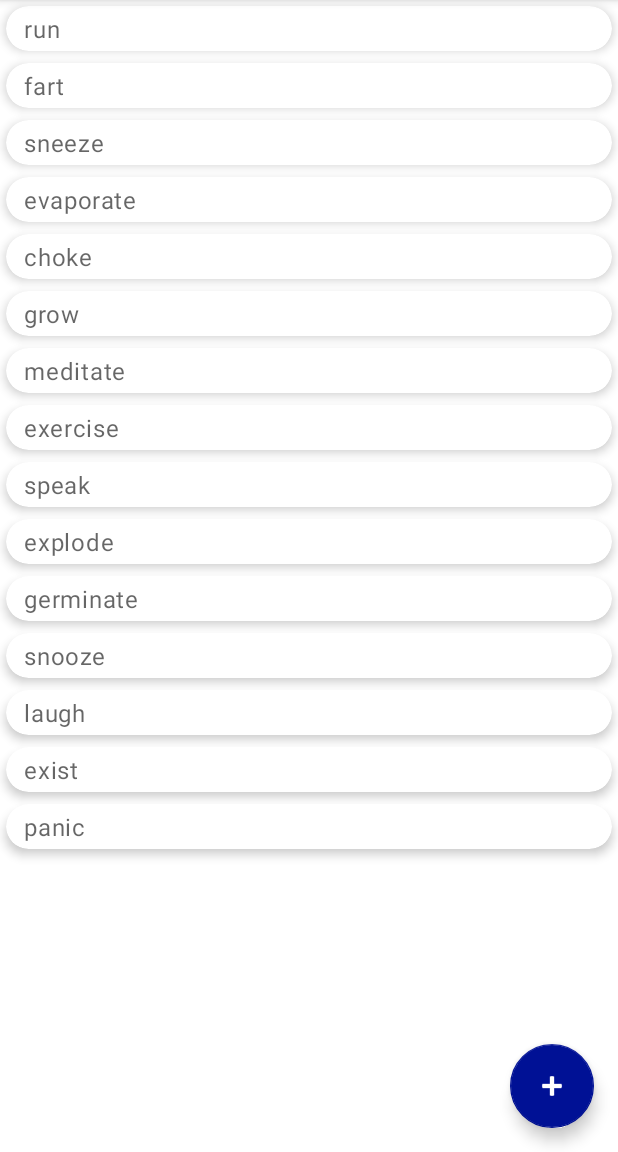
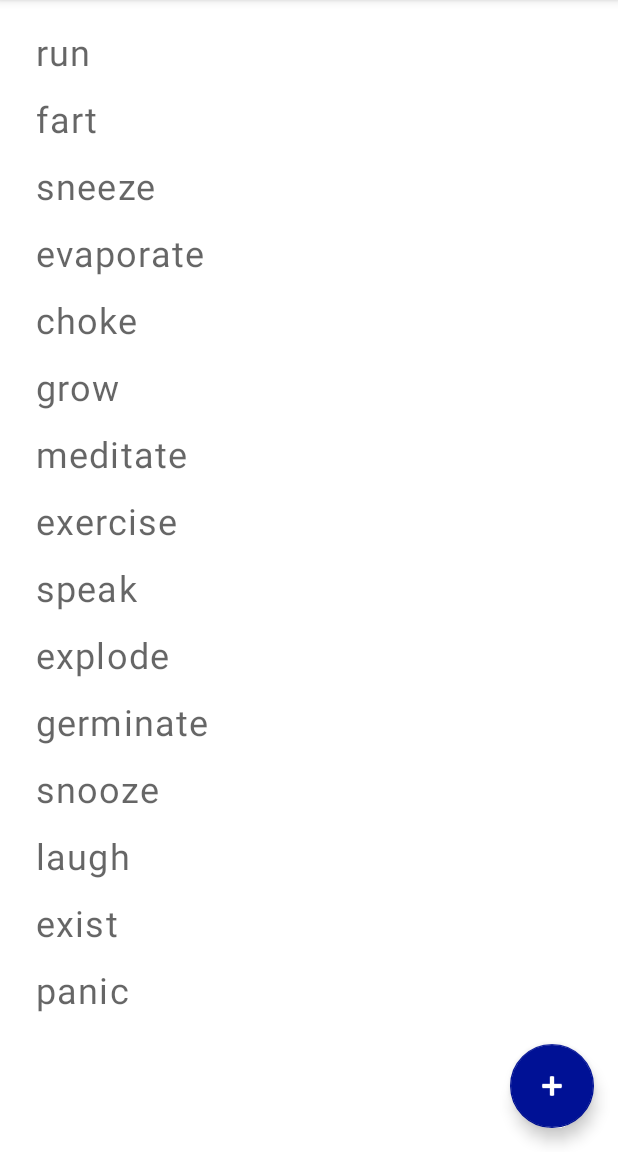
Before and after one commit to BrendanJMitch/dad_libs, an Android app: the fragment WordsFragment shown on its own in the app's theme, on a phone screen of 412 x 824 dp, the part 84-1236 px from its top. Run offline under Robolectric (Android 15) with nearby library versions, the phone set to English and light mode, and no system bars; our stand-ins replace Room's generated code.

Commit message:
Minor layout improvements

```diff
--- a/app/src/main/res/layout/fragment_reader.xml
+++ b/app/src/main/res/layout/fragment_reader.xml
@@ -23,8 +23,8 @@
             android:layout_width="wrap_content"
             android:layout_height="wrap_content"
             android:layout_marginBottom="2dp"
-            android:textSize="18sp"
-            android:lineSpacingMultiplier="1.3"
+            android:textSize="20sp"
+            android:lineSpacingMultiplier="1.5"
             android:textAppearance="?attr/textAppearanceBody1"
             android:textColor="?android:textColorSecondary"/>
 
--- a/app/src/main/res/layout/fragment_words.xml
+++ b/app/src/main/res/layout/fragment_words.xml
@@ -10,6 +10,7 @@
         android:id="@+id/word_recycler"
         android:layout_width="match_parent"
         android:layout_height="match_parent"
+        android:paddingTop="12dp"
         android:clipToPadding="false"
         android:paddingBottom="130dp" />
 
--- a/app/src/main/res/layout/word_card.xml
+++ b/app/src/main/res/layout/word_card.xml
@@ -1,20 +1,12 @@
-<com.google.android.material.card.MaterialCardView xmlns:android="http://schemas.android.com/apk/res/android"
-    xmlns:app="http://schemas.android.com/apk/res-auto"
-    android:layout_width="match_parent"
-    android:layout_height="wrap_content"
-    android:layout_margin="4dp"
-    app:cardCornerRadius="24dp"
-    app:cardElevation="4dp"
-    android:foreground="?attr/selectableItemBackground">
-
 <com.google.android.material.textview.MaterialTextView
+    xmlns:android="http://schemas.android.com/apk/res/android"
     android:id="@+id/word_text"
     android:layout_width="wrap_content"
     android:layout_height="wrap_content"
-        android:layout_marginVertical="4dp"
-        android:layout_marginHorizontal="12dp"
+    android:layout_marginVertical="6dp"
+    android:layout_marginHorizontal="24dp"
     android:textAppearance="?attr/textAppearanceBody1"
+    android:textSize="24sp"
     android:textColor="?android:textColorSecondary"
     android:maxLines="1"
     android:ellipsize="end"/>
-</com.google.android.material.card.MaterialCardView>
```
Lines whose indentation alone changed are shown as unchanged.
